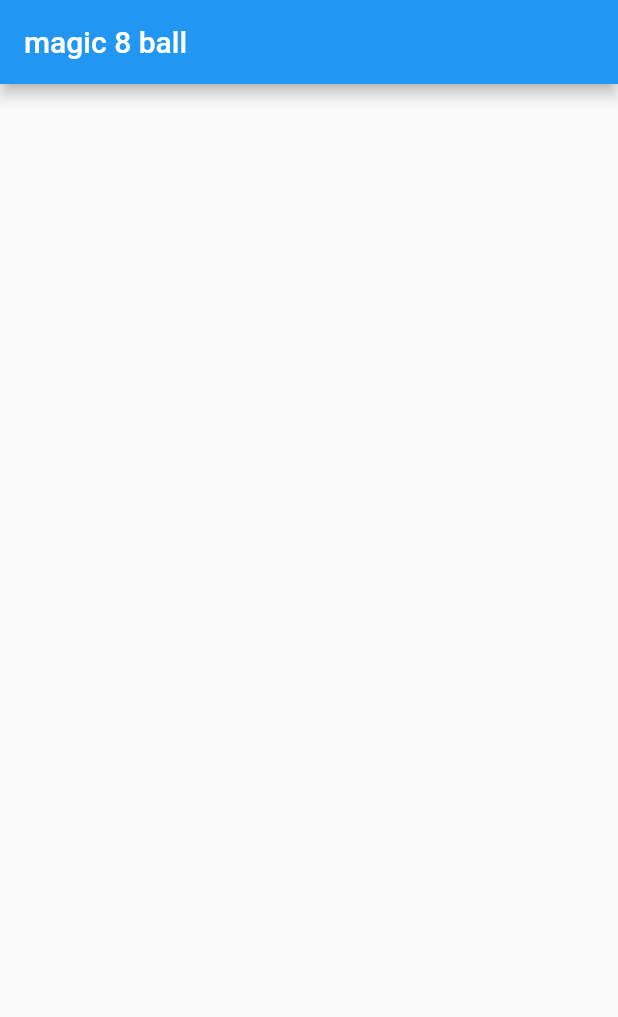
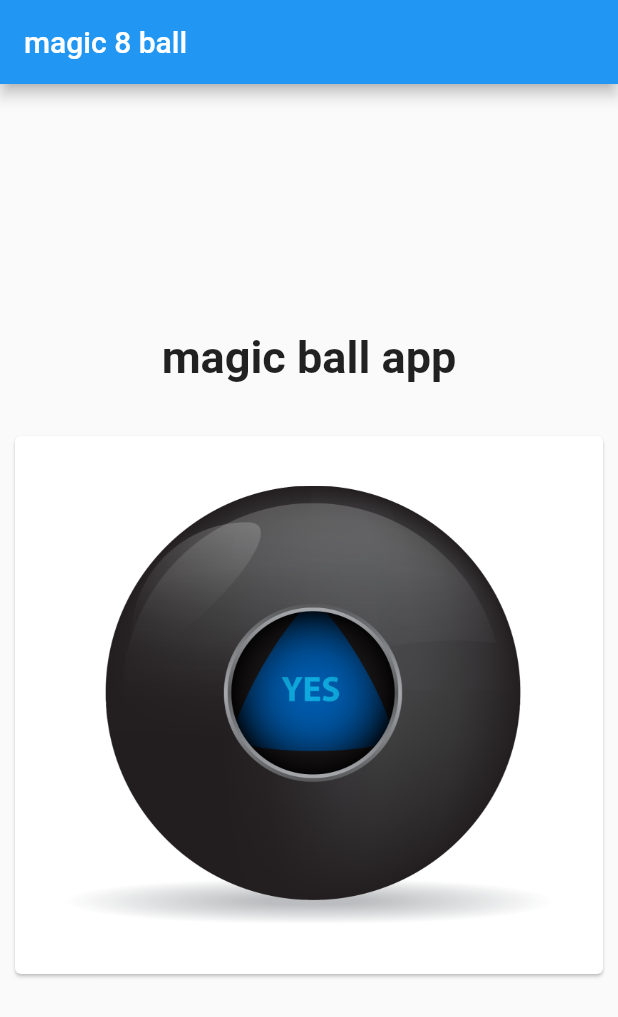
Before and after one commit to charlesreign/appofanswers, a Flutter app: the screen it shows after launch, on a phone screen of 412 x 824 dp. Shown: the top 1017 px of the screen. Run offline on Flutter 3.47's test engine with Material 2 defaults, Android fonts, the phone set to English and light mode, and no system bars.

Commit message:
added image asset and work on card widget

```diff
--- a/lib/src/ballclass.dart
+++ b/lib/src/ballclass.dart
@@ -1,17 +1,46 @@
+import 'dart:math';
 import 'package:flutter/material.dart';
 
 class BallClass extends StatefulWidget {
-
-
   @override
   _BallClassState createState() => _BallClassState();
 }
 
 class _BallClassState extends State<BallClass> {
+  int num = 1;
+
+  void generate() {
+    num = Random().nextInt(6) + 1;
+  }
+
   @override
   Widget build(BuildContext context) {
-    return Container(
-
+    return Column(
+      mainAxisAlignment: MainAxisAlignment.center,
+      children: [
+        Text(
+          'magic ball app',
+          style: TextStyle(
+            fontWeight: FontWeight.bold,
+            fontSize: 30.0,
+            //fontFamily: 'Vesta Night - Personal Use',
+          ),
+        ),
+        SizedBox(
+          height: 25.0,
+        ),
+        Card(
+          margin: EdgeInsets.all(10.0),
+          child: Container(
+            child: TextButton(
+                onPressed: () {},
+                child: Padding(
+                  padding: EdgeInsets.all(25.0),
+                  child: Image.asset('images/ball1.png'),
+                )),
+          ),
+        )
+      ],
     );
   }
 }
--- a/pubspec.yaml
+++ b/pubspec.yaml
@@ -45,9 +45,8 @@ flutter:
   uses-material-design: true
 
   # To add assets to your application, add an assets section, like this:
-  # assets:
-  #   - images/a_dot_burr.jpeg
-  #   - images/a_dot_ham.jpeg
+  assets:
+    - images/
 
   # An image asset can refer to one or more resolution-specific "variants", see
   # https://flutter.dev/assets-and-images/#resolution-aware.
```
